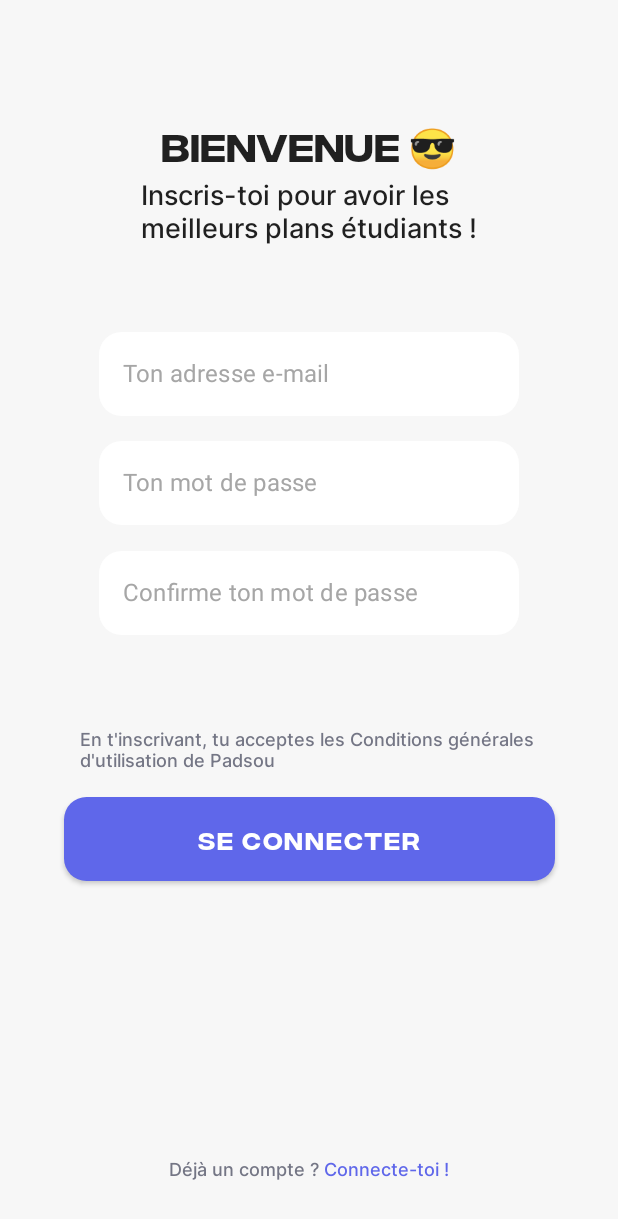
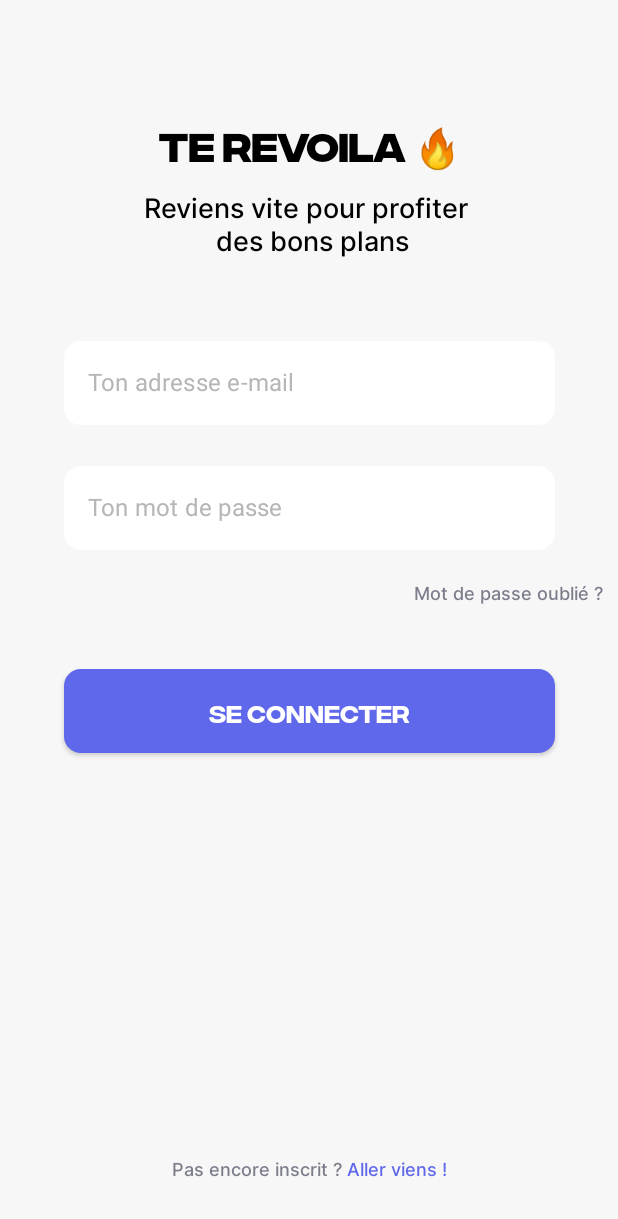
Before and after one commit to TiclemFR/android, an Android app built with Jetpack Compose: the screen it shows after launch (MainActivity), after a tap on "Déjà un compte ?", on a phone screen of 412 x 824 dp. Shown: the top 1219 px of the screen. Run offline under Robolectric (Android 15) with nearby library versions, the phone set to English and light mode, and no system bars.

```diff
--- a/app/build.gradle
+++ b/app/build.gradle
@@ -46,6 +46,7 @@ android {
 }
 
 dependencies {
+    def nav_version = "2.5.3"
 
     implementation 'androidx.core:core-ktx:1.7.0'
     implementation "androidx.compose.ui:ui:$compose_version"
@@ -59,4 +60,5 @@ dependencies {
     androidTestImplementation "androidx.compose.ui:ui-test-junit4:$compose_version"
     debugImplementation "androidx.compose.ui:ui-tooling:$compose_version"
     debugImplementation "androidx.compose.ui:ui-test-manifest:$compose_version"
+    implementation("androidx.navigation:navigation-compose:$nav_version")
 }
--- a/app/src/main/java/com/example/projetandroid/MainActivity.kt
+++ b/app/src/main/java/com/example/projetandroid/MainActivity.kt
@@ -3,15 +3,27 @@ package com.example.projetandroid
 import android.os.Bundle
 import androidx.activity.ComponentActivity
 import androidx.activity.compose.setContent
+import androidx.navigation.NavController
+import androidx.navigation.NavHostController
+import androidx.navigation.compose.NavHost
+import androidx.navigation.compose.composable
+import androidx.navigation.compose.rememberNavController
+import com.example.projetandroid.login.loginPage
 import com.example.projetandroid.ui.theme.*
 import connectPage
 
 class MainActivity : ComponentActivity() {
+    lateinit var navController:NavController
     override fun onCreate(savedInstanceState: Bundle?) {
         super.onCreate(savedInstanceState)
         setContent {
             ProjetAndroidTheme {
-                connectPage()
+                navController = rememberNavController()
+                NavHost(navController = navController as NavHostController, startDestination = "register"){
+                    composable("register"){connectPage(navController)}
+                    composable("login"){loginPage(navController)}
+                }
+//                connectPage()
             }
         }
     }
--- a/app/src/main/java/com/example/projetandroid/login/Input.kt
+++ b/app/src/main/java/com/example/projetandroid/login/Input.kt
@@ -19,17 +19,13 @@ import com.example.projetandroid.ui.theme.*
 
 @Composable
 fun Input(value:String, placeholder: String, onValueChange: (String) -> Unit, password:Boolean = false){
-    val configuration = LocalConfiguration.current
-
-    val screenHeight = configuration.screenHeightDp.dp
-    val screenWidth = configuration.screenWidthDp.dp
     TextField(value = value,
         onValueChange = onValueChange,
         //label = { Text(text = "Login")},
         placeholder = { Text(text = placeholder) },
         modifier = Modifier
             .padding(top = 10.dp)
-            .width(screenWidth - 20.dp),
+            .width(327.dp),
         shape = RoundedCornerShape(20),
         colors = TextFieldDefaults.textFieldColors(
             backgroundColor = BackgroundColorInput,
--- a/app/src/main/java/com/example/projetandroid/login/connect.kt
+++ b/app/src/main/java/com/example/projetandroid/login/connect.kt
@@ -10,11 +10,12 @@ import androidx.compose.ui.text.input.PasswordVisualTransformation
 import androidx.compose.ui.text.input.TextFieldValue
 import androidx.compose.ui.unit.dp
 import androidx.compose.ui.unit.sp
+import androidx.navigation.NavController
 import com.example.projetandroid.*
 import com.example.projetandroid.ui.theme.*
 
 @Composable
-fun connectPage(){
+fun connectPage(navController: NavController){
     Surface(
         modifier = Modifier.fillMaxSize(),
         color = GrayBG
@@ -85,7 +86,7 @@ fun connectPage(){
             horizontalArrangement = Arrangement.Center,
             verticalAlignment = Alignment.Bottom
         ) {
-            textButton()
+            textButton(navController)
         }
     }
 }
@@ -135,8 +136,8 @@ fun connect(){
 }
 
 @Composable
-fun textButton(){
-    Row(modifier = Modifier.clickable {  }){
+fun textButton(navController: NavController){
+    Row(modifier = Modifier.clickable { navController.navigate("login") }){
         Text("Déjà un compte ? ", color = Color(0xFF747685), fontSize = 12.sp, fontFamily = Inter)
         Text("Connecte-toi !", color = Color(0xFF5F67EA), fontSize = 12.sp, fontFamily = Inter)
     }
--- a/app/src/main/java/com/example/projetandroid/login/login.kt
+++ b/app/src/main/java/com/example/projetandroid/login/login.kt
@@ -17,17 +17,12 @@ import androidx.compose.ui.platform.LocalConfiguration
 import androidx.compose.ui.text.AnnotatedString
 import androidx.compose.ui.text.style.TextAlign
 import androidx.compose.ui.unit.dp
+import androidx.navigation.NavController
 import com.example.projetandroid.ui.theme.Typography
 import com.example.projetandroid.ui.theme.*
 
 @Composable
-@Preview
-fun loginPage(){
-
-    val configuration = LocalConfiguration.current
-
-    val screenHeight = configuration.screenHeightDp.dp
-    val screenWidth = configuration.screenWidthDp.dp
+fun loginPage(navController: NavController){
 
     var login by remember { mutableStateOf("") }
     var password by remember { mutableStateOf("") }
@@ -35,9 +30,9 @@ fun loginPage(){
         modifier = Modifier
             .fillMaxHeight()
             .background(BackgroundColor)
-            .padding(top = 20.dp)) {
+            .padding(top = 80.dp)) {
         Row(horizontalArrangement = Arrangement.Center) {
-            Text(text = "Te revoilà ! 🔥",
+            Text(text = "Te revoila 🔥",
                 color = Color.Black,
                 style = Typography.h1,
                 textAlign = TextAlign.Center
@@ -45,7 +40,7 @@ fun loginPage(){
         }
         Row(horizontalArrangement = Arrangement.Center,
             modifier = Modifier
-                .padding(top = 15.dp)) {
+                .padding(top = 13.dp)) {
             Text(text = "Reviens vite pour profiter \n des bons plans",
                 color = Color.Black,
                 style = Typography.h2,
@@ -55,51 +50,53 @@ fun loginPage(){
         //INPUTS
 
         Row(modifier = Modifier
-            .padding(top = 25.dp)) {
+            .padding(top = 45.dp)) {
             Input(value = login, placeholder = "Ton adresse e-mail", onValueChange = {newText -> login = newText})
         }
         Row(modifier = Modifier
-            .padding(top = 25.dp)) {
+            .padding(top = 17.dp)) {
             Input(value = password, placeholder = "Ton mot de passe",
                 onValueChange = {newText -> password = newText}, true)
         }
         //Forgot password
         Row(modifier = Modifier
-            .padding(top = 25.dp, end = 10.dp)
+            .padding(top = 22.dp, end = 10.dp)
             .fillMaxWidth(),
         horizontalArrangement = Arrangement.End) {
             Text(text = "Mot de passe oublié ?",
                 color = TinyText,
                 textAlign = TextAlign.End,
+                style = Typography.body1,
             modifier = Modifier.clickable {  })
         }
         //Button connect
         Row(modifier = Modifier
-            .padding(top = 25.dp)) {
+            .padding(top = 43.dp)) {
             Button(onClick = {
                 //your onclick code
             },
                 colors = ButtonDefaults.buttonColors(backgroundColor = ButtonColor),
                 shape = RoundedCornerShape(20),
                 modifier = Modifier
-                    .width(250.dp)
-                    .height(50.dp)
+                    .width(327.dp)
+                    .height(56.dp)
             )
 
             {
-                Text(text = "SE CONNECTER",color = Color.White)
+                Text(text = "SE CONNECTER",color = Color.White, style = Typography.body2)
             }
         }
         //Sing in
         Row(verticalAlignment = Alignment.Bottom,
         modifier = Modifier
             .fillMaxHeight()
-            .padding(bottom = 20.dp)){
-            Text(text = "Pas encore inscrit ? ")
+            .padding(bottom = 37.dp)){
+            Text(text = "Pas encore inscrit ? ", style = Typography.body1, color = TinyText)
             Text(
                 text = "Aller viens !",
                 color = ClickableText,
-                modifier = Modifier.clickable {  })
+                style = Typography.body1,
+                modifier = Modifier.clickable { navController.navigate("register") })
         }
     }
 }
--- a/app/src/main/java/com/example/projetandroid/ui/theme/Type.kt
+++ b/app/src/main/java/com/example/projetandroid/ui/theme/Type.kt
@@ -15,19 +15,20 @@ val Typography = Typography(
     body1 = TextStyle(
         fontFamily = Inter,
         fontWeight = FontWeight.Normal,
-        fontSize = 16.sp
+        fontSize = 12.sp
     ),
     h1 = TextStyle(
-        fontFamily = FontFamily.Default,
+        fontFamily = InterCF,
         fontWeight = FontWeight.Bold,
-        fontSize = 30.sp
+        fontSize = 26.sp
     ),
     h2 = TextStyle(
-        fontFamily = FontFamily.Default,
+        fontFamily = Inter,
         fontWeight = FontWeight.Normal,
-        fontSize = 20.sp
+        fontSize = 18.sp
     ),
     body2 = TextStyle(
-        fontFamily = InterCF
+        fontFamily = InterCF,
+        fontSize = 16.sp
     )
 )
```
